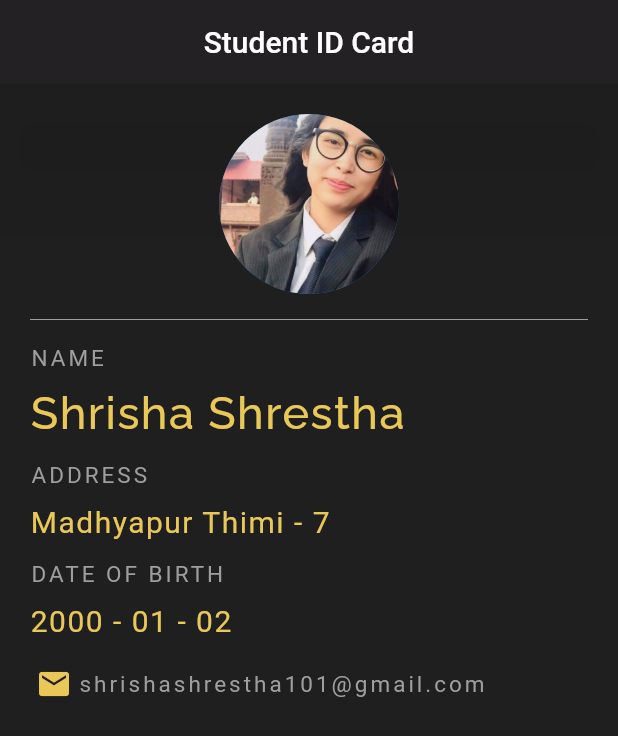
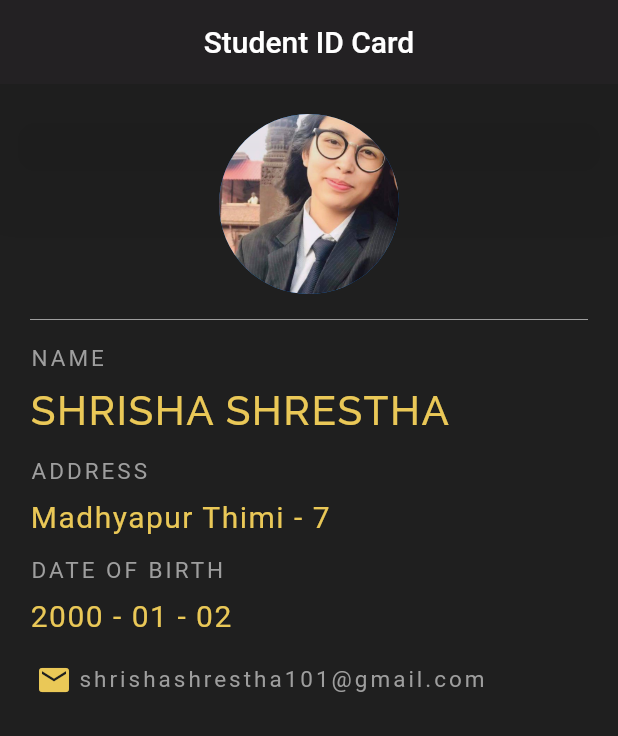
Before and after one commit to Shrisha-shrestha/Flutter-Exercises, a Flutter app: the screen it shows after launch, on a phone screen of 412 x 824 dp. Shown: the top 736 px of the screen. Run offline on Flutter 3.47's test engine with Material 2 defaults, Android fonts, the phone set to English and light mode, and no system bars; our stand-ins replace google_fonts.

Commit message:
Learnng to make a ID Card

```diff
--- a/lib/main.dart
+++ b/lib/main.dart
@@ -44,10 +44,10 @@ class IDcard extends StatelessWidget {
                 color: Colors.grey,
               ),),
               SizedBox(height:10.0),
-              Text('Shrisha Shrestha',
+              Text('SHRISHA SHRESTHA',
                   //Roboto Open sans Lato Oswald Raleway
                 style: GoogleFonts.raleway(
-                    fontSize:30.0,
+                    fontSize:27.0,
                     letterSpacing: 1.0,
                     fontWeight:FontWeight.w500,
                     color: Color.fromRGBO(234,200,87,1.0)),
```
